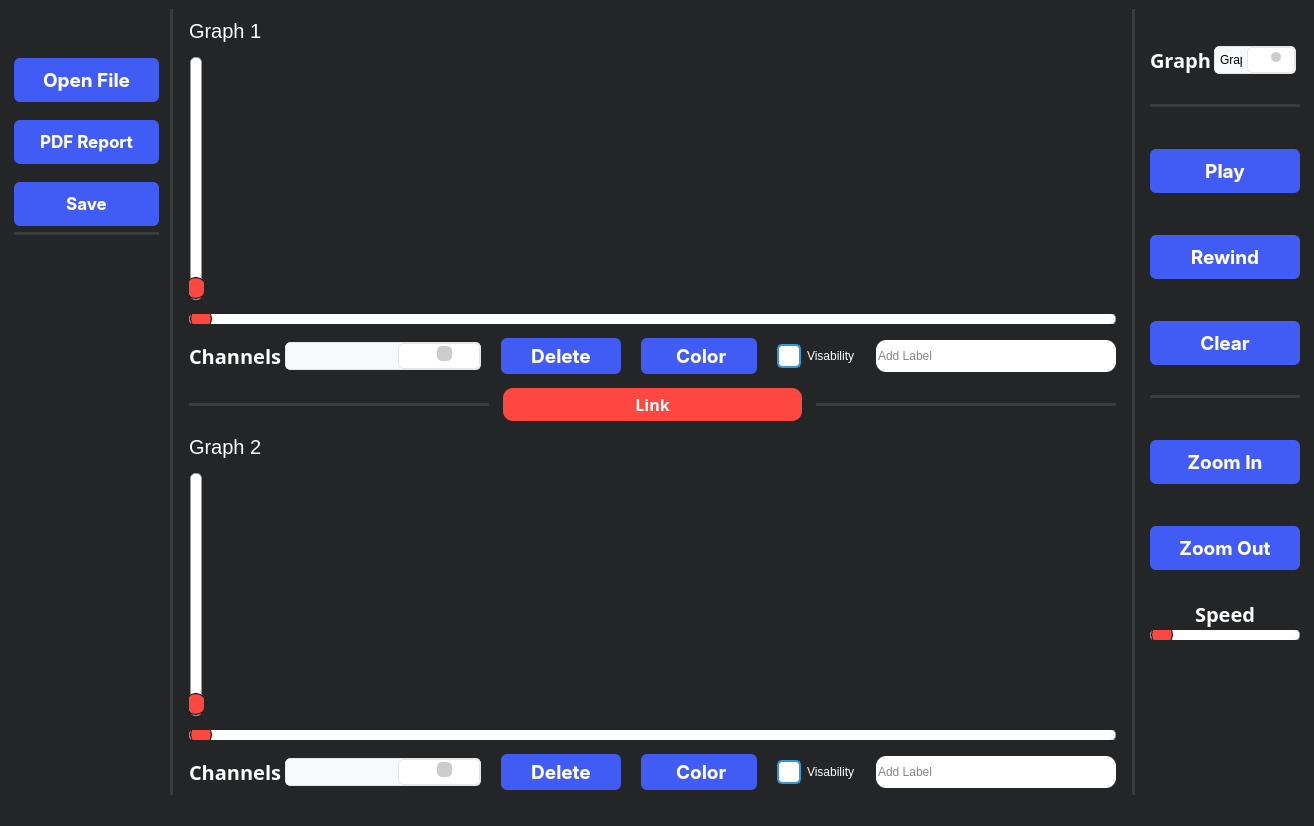
Qt form mainwindow.ui (mohamedmosilhy/real-time-monitoring) before a commit.
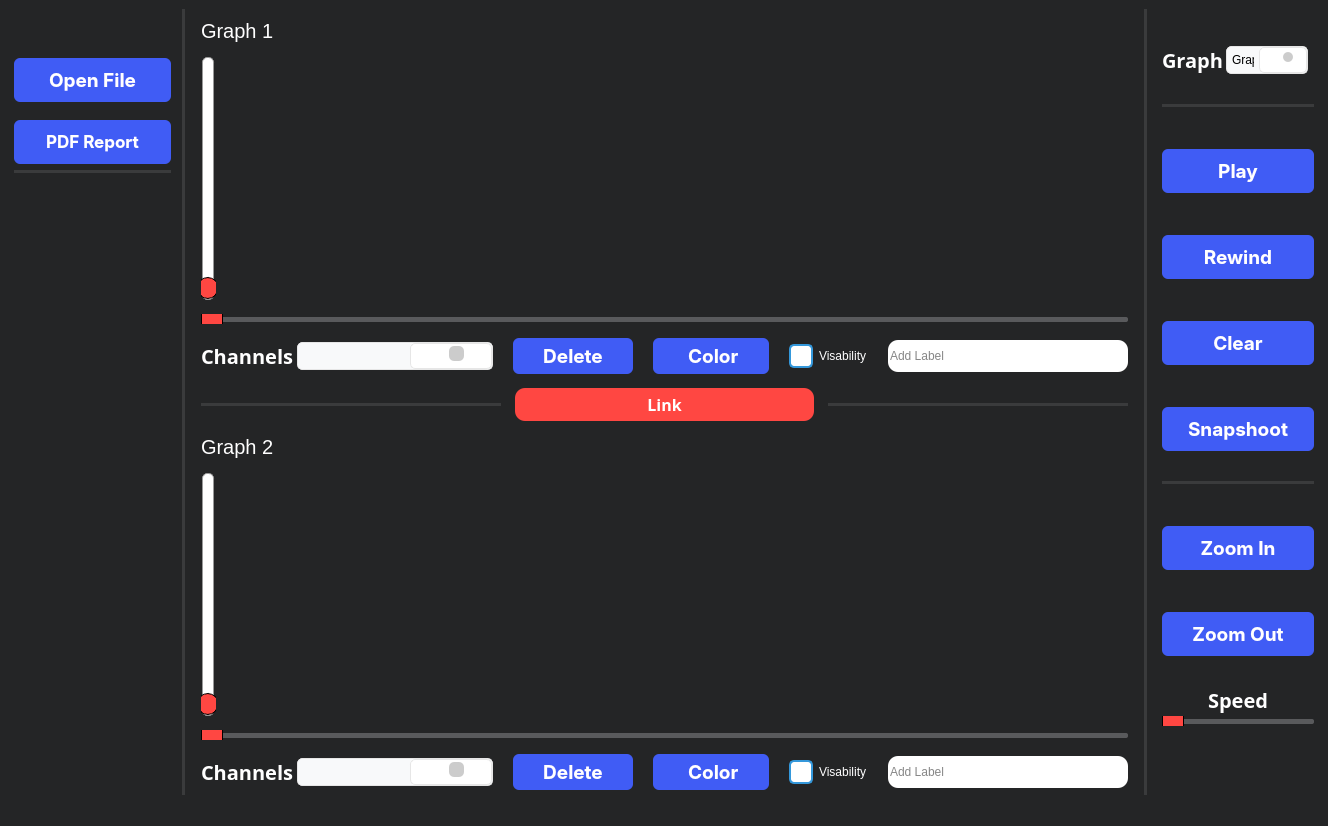
The same form after that commit. Icons and pictures are not drawn. Custom widgets are drawn as their Qt base class.

```diff
--- a/mainwindow.ui
+++ b/mainwindow.ui
@@ -6,7 +6,7 @@
    <rect>
     <x>0</x>
     <y>0</y>
-    <width>1314</width>
+    <width>1328</width>
     <height>826</height>
    </rect>
   </property>
@@ -50,7 +50,7 @@
           </font>
          </property>
          <property name="styleSheet">
-          <string notr="true">
+          <string notr="true">QPushButton{
   appearance: button;
   backface-visibility: hidden;
   background-color: #405cf5;
@@ -75,7 +75,13 @@
   transition: all .2s,box-shadow .08s ease-in;
   touch-action: manipulation;
   width: 100%;
-
+}
+QPushButton:hover{
+background-color: #283999;
+}
+QPushButton:pressed{
+background-color: #1c2973;
+}
 </string>
          </property>
          <property name="text">
@@ -103,7 +109,7 @@
           </font>
          </property>
          <property name="styleSheet">
-          <string notr="true">
+          <string notr="true">QPushButton{
   appearance: button;
   backface-visibility: hidden;
   background-color: #405cf5;
@@ -130,6 +136,13 @@
   -webkit-user-select: none;
   touch-action: manipulation;
   width: 100%;
+}
+QPushButton:hover{
+background-color: #283999;
+}
+QPushButton:pressed{
+background-color: #1c2973;
+}
 
 </string>
          </property>
@@ -148,61 +161,6 @@
          </property>
         </widget>
        </item>
-       <item>
-        <widget class="QPushButton" name="saveButton">
-         <property name="font">
-          <font>
-           <family>-apple-system</family>
-           <pointsize>-1</pointsize>
-           <bold>true</bold>
-          </font>
-         </property>
-         <property name="styleSheet">
-          <string notr="true">
-  appearance: button;
-  backface-visibility: hidden;
-  background-color: #405cf5;
-  border-radius: 6px;
-  border-width: 0;
-  box-shadow: rgba(50, 50, 93, .1) 0 0 0 1px inset,rgba(50, 50, 93, .1) 0 2px 5px 0,rgba(0, 0, 0, .07) 0 1px 1px 0;
-  box-sizing: border-box;
-  color: #fff;
-  cursor: pointer;
-  font-family: -apple-system,system-ui,&quot;Segoe UI&quot;,Roboto,&quot;Helvetica Neue&quot;,Ubuntu,sans-serif;
-  font-size: 17px;
-  height: 44px;
-  line-height: 1.15;
-  margin: 12px 0 0;
-  outline: none;
-  overflow: hidden;
-  padding: 0 10px;
-  position: relative;
-  text-align: center;
-  text-transform: none;
-  transform: translateZ(0);
-  transition: all .2s,box-shadow .08s ease-in;
-  user-select: none;
-  -webkit-user-select: none;
-  touch-action: manipulation;
-  width: 100%;
-
-</string>
-         </property>
-         <property name="text">
-          <string>Save</string>
-         </property>
-         <property name="icon">
-          <iconset>
-           <normaloff>Icons/save.png</normaloff>Icons/save.png</iconset>
-         </property>
-         <property name="iconSize">
-          <size>
-           <width>40</width>
-           <height>40</height>
-          </size>
-         </property>
-        </widget>
-       </item>
        <item>
         <widget class="Line" name="line_7">
          <property name="styleSheet">
@@ -360,14 +318,15 @@
 QSlider {
     background-color: transparent;
     height: 10px; /* Set the height of the track */
+
 }
 
 /* Style for the groove (track) */
 QSlider::groove {
-    background: #fff; /* Color of the track */
-    border: 1px solid #999; /* Border of the track */
-    height: 10px; /* Set the height of the track */
-    border-radius: 5px; /* Round the corners of the track */
+    background: #595a5c; /* Color of the track */
+    border: 0px solid #999; /* Border of the track */
+    height: 5px; /* Set the height of the track */
+    border-radius: 2px; /* Round the corners of the track */
 }
 
 /* Style for the slider handle (thumb) */
@@ -377,7 +336,7 @@
     width: 20px; /* Width of the handle */
     height: 30px; /* Height of the handle */
     margin: -5px 0; /* Negative margin to center the handle vertically */
-    border-radius: 10px; /* Round the corners of the handle */
+    border-radius: 2px; /* Round the corners of the handle */
 }
 
 /* Style for the slider handle when pressed */
@@ -539,7 +498,8 @@
               </font>
              </property>
              <property name="styleSheet">
-              <string notr="true">appearance: button;
+              <string notr="true">QPushButton{
+appearance: button;
 backface-visibility: hidden;
 background-color: #405cf5;
 border-radius: 6px;
@@ -564,7 +524,13 @@
 -webkit-user-select: none;
 touch-action: manipulation;
 width: 100%; /* Reduced width to 200 pixels */
-</string>
+}
+QPushButton:hover{
+background-color: #283999;
+}
+QPushButton:pressed{
+background-color: #1c2973;
+}</string>
              </property>
              <property name="text">
               <string>Delete</string>
@@ -612,7 +578,8 @@
               </font>
              </property>
              <property name="styleSheet">
-              <string notr="true">appearance: button;
+              <string notr="true">QPushButton{
+appearance: button;
 backface-visibility: hidden;
 background-color: #405cf5;
 border-radius: 6px;
@@ -638,7 +605,13 @@
 -webkit-user-select: none;
 touch-action: manipulation;
 width: 100%; /* Reduced width to 200 pixels */
-</string>
+}
+QPushButton:hover{
+background-color: #283999;
+}
+QPushButton:pressed{
+background-color: #1c2973;
+}</string>
              </property>
              <property name="text">
               <string> Color</string>
@@ -773,7 +746,7 @@
             <bool>true</bool>
            </property>
            <property name="styleSheet">
-            <string notr="true">
+            <string notr="true">QPushButton{
   background: #FF4742;
   border-radius: 10px;
   box-shadow: #5E5DF0 0 10px 20px -10px;
@@ -785,12 +758,16 @@
   font-weight: 800;
   line-height: 24px;
   opacity: 1;
-
   padding: 5px 10px;
   touch-action: manipulation;
-  width: 60px;
-
-</string>
+  width: 20px;
+}
+QPushButton:hover{
+background-color: #cc3834;
+}
+QPushButton:pressed{
+background-color: #992a27;
+}</string>
            </property>
            <property name="text">
             <string>Link</string>
@@ -901,14 +878,15 @@
 QSlider {
     background-color: transparent;
     height: 10px; /* Set the height of the track */
+
 }
 
 /* Style for the groove (track) */
 QSlider::groove {
-    background: #fff; /* Color of the track */
-    border: 1px solid #999; /* Border of the track */
-    height: 10px; /* Set the height of the track */
-    border-radius: 5px; /* Round the corners of the track */
+    background: #595a5c; /* Color of the track */
+    border: 0px solid #999; /* Border of the track */
+    height: 5px; /* Set the height of the track */
+    border-radius: 2px; /* Round the corners of the track */
 }
 
 /* Style for the slider handle (thumb) */
@@ -918,7 +896,7 @@
     width: 20px; /* Width of the handle */
     height: 30px; /* Height of the handle */
     margin: -5px 0; /* Negative margin to center the handle vertically */
-    border-radius: 10px; /* Round the corners of the handle */
+    border-radius: 2px; /* Round the corners of the handle */
 }
 
 /* Style for the slider handle when pressed */
@@ -1068,7 +1046,8 @@
               </font>
              </property>
              <property name="styleSheet">
-              <string notr="true">appearance: button;
+              <string notr="true">QPushButton{
+appearance: button;
 backface-visibility: hidden;
 background-color: #405cf5;
 border-radius: 6px;
@@ -1093,7 +1072,13 @@
 -webkit-user-select: none;
 touch-action: manipulation;
 width: 100%; /* Reduced width to 200 pixels */
-</string>
+}
+QPushButton:hover{
+background-color: #283999;
+}
+QPushButton:pressed{
+background-color: #1c2973;
+}</string>
              </property>
              <property name="text">
               <string>Delete</string>
@@ -1120,7 +1105,8 @@
               </font>
              </property>
              <property name="styleSheet">
-              <string notr="true">appearance: button;
+              <string notr="true">QPushButton{
+appearance: button;
 backface-visibility: hidden;
 background-color: #405cf5;
 border-radius: 6px;
@@ -1145,7 +1131,13 @@
 -webkit-user-select: none;
 touch-action: manipulation;
 width: 100%; /* Reduced width to 200 pixels */
-</string>
+}
+QPushButton:hover{
+background-color: #283999;
+}
+QPushButton:pressed{
+background-color: #1c2973;
+}</string>
              </property>
              <property name="text">
               <string> Color</string>
@@ -1471,7 +1463,7 @@
           </font>
          </property>
          <property name="styleSheet">
-          <string notr="true">
+          <string notr="true">QPushButton{
   appearance: button;
   backface-visibility: hidden;
   background-color: #405cf5;
@@ -1498,8 +1490,13 @@
   -webkit-user-select: none;
   touch-action: manipulation;
   width: 100%;
-
-</string>
+}
+QPushButton:hover{
+background-color: #283999;
+}
+QPushButton:pressed{
+background-color: #1c2973;
+}</string>
          </property>
          <property name="text">
           <string>Play</string>
@@ -1526,7 +1523,7 @@
           </font>
          </property>
          <property name="styleSheet">
-          <string notr="true">
+          <string notr="true">QPushButton{
   appearance: button;
   backface-visibility: hidden;
   background-color: #405cf5;
@@ -1553,8 +1550,13 @@
   -webkit-user-select: none;
   touch-action: manipulation;
   width: 100%;
-
-</string>
+}
+QPushButton:hover{
+background-color: #283999;
+}
+QPushButton:pressed{
+background-color: #1c2973;
+}</string>
          </property>
          <property name="text">
           <string>Rewind</string>
@@ -1581,7 +1583,7 @@
           </font>
          </property>
          <property name="styleSheet">
-          <string notr="true">
+          <string notr="true">QPushButton{
   appearance: button;
   backface-visibility: hidden;
   background-color: #405cf5;
@@ -1608,8 +1610,13 @@
   -webkit-user-select: none;
   touch-action: manipulation;
   width: 100%;
-
-</string>
+}
+QPushButton:hover{
+background-color: #283999;
+}
+QPushButton:pressed{
+background-color: #1c2973;
+}</string>
          </property>
          <property name="text">
           <string>Clear</string>
@@ -1626,6 +1633,62 @@
          </property>
         </widget>
        </item>
+       <item>
+        <widget class="QPushButton" name="clearButton_2">
+         <property name="font">
+          <font>
+           <family>-apple-system</family>
+           <pointsize>14</pointsize>
+           <bold>true</bold>
+          </font>
+         </property>
+         <property name="styleSheet">
+          <string notr="true">QPushButton{
+  appearance: button;
+  backface-visibility: hidden;
+  background-color: #405cf5;
+  border-radius: 6px;
+  border-width: 0;
+  box-shadow: rgba(50, 50, 93, .1) 0 0 0 1px inset,rgba(50, 50, 93, .1) 0 2px 5px 0,rgba(0, 0, 0, .07) 0 1px 1px 0;
+  box-sizing: border-box;
+  color: #fff;
+  cursor: pointer;
+  font-family: -apple-system,system-ui,&quot;Segoe UI&quot;,Roboto,&quot;Helvetica Neue&quot;,Ubuntu,sans-serif;
+  font-size: 100%;
+  height: 44px;
+  line-height: 1.15;
+  margin: 12px 0 0;
+  outline: none;
+  overflow: hidden;
+  padding: 0 25px;
+  position: relative;
+  text-align: center;
+  text-transform: none;
+  transform: translateZ(0);
+  transition: all .2s,box-shadow .08s ease-in;
+  user-select: none;
+  -webkit-user-select: none;
+  touch-action: manipulation;
+  width: 100%;
+}
+QPushButton:hover{
+background-color: #283999;
+}
+QPushButton:pressed{
+background-color: #1c2973;
+}</string>
+         </property>
+         <property name="text">
+          <string>Snapshoot</string>
+         </property>
+         <property name="iconSize">
+          <size>
+           <width>25</width>
+           <height>25</height>
+          </size>
+         </property>
+        </widget>
+       </item>
        <item>
         <widget class="Line" name="line_6">
          <property name="styleSheet">
@@ -1670,7 +1733,7 @@
             </font>
            </property>
            <property name="styleSheet">
-            <string notr="true">
+            <string notr="true">QPushButton{
   appearance: button;
   backface-visibility: hidden;
   background-color: #405cf5;
@@ -1697,8 +1760,13 @@
   -webkit-user-select: none;
   touch-action: manipulation;
   width: 100%;
-
-</string>
+}
+QPushButton:hover{
+background-color: #283999;
+}
+QPushButton:pressed{
+background-color: #1c2973;
+}</string>
            </property>
            <property name="text">
             <string>Zoom In</string>
@@ -1728,7 +1796,7 @@
             </font>
            </property>
            <property name="styleSheet">
-            <string notr="true">
+            <string notr="true">QPushButton{
   appearance: button;
   backface-visibility: hidden;
   background-color: #405cf5;
@@ -1755,8 +1823,13 @@
   -webkit-user-select: none;
   touch-action: manipulation;
   width: 100%;
-
-</string>
+}
+QPushButton:hover{
+background-color: #283999;
+}
+QPushButton:pressed{
+background-color: #1c2973;
+}</string>
            </property>
            <property name="text">
             <string>Zoom Out</string>
@@ -1812,10 +1885,10 @@
 
 /* Style for the groove (track) */
 QSlider::groove {
-    background: #fff; /* Color of the track */
-    border: 1px solid #999; /* Border of the track */
-    height: 10px; /* Set the height of the track */
-    border-radius: 5px; /* Round the corners of the track */
+    background: #595a5c; /* Color of the track */
+    border: 0px solid #999; /* Border of the track */
+    height: 5px; /* Set the height of the track */
+    border-radius: 2px; /* Round the corners of the track */
 }
 
 /* Style for the slider handle (thumb) */
@@ -1825,7 +1898,7 @@
     width: 20px; /* Width of the handle */
     height: 30px; /* Height of the handle */
     margin: -5px 0; /* Negative margin to center the handle vertically */
-    border-radius: 10px; /* Round the corners of the handle */
+    border-radius: 2px; /* Round the corners of the handle */
 }
 
 /* Style for the slider handle when pressed */
```
Left out of the diff: 7 changed lines with no effect on the pictures.
